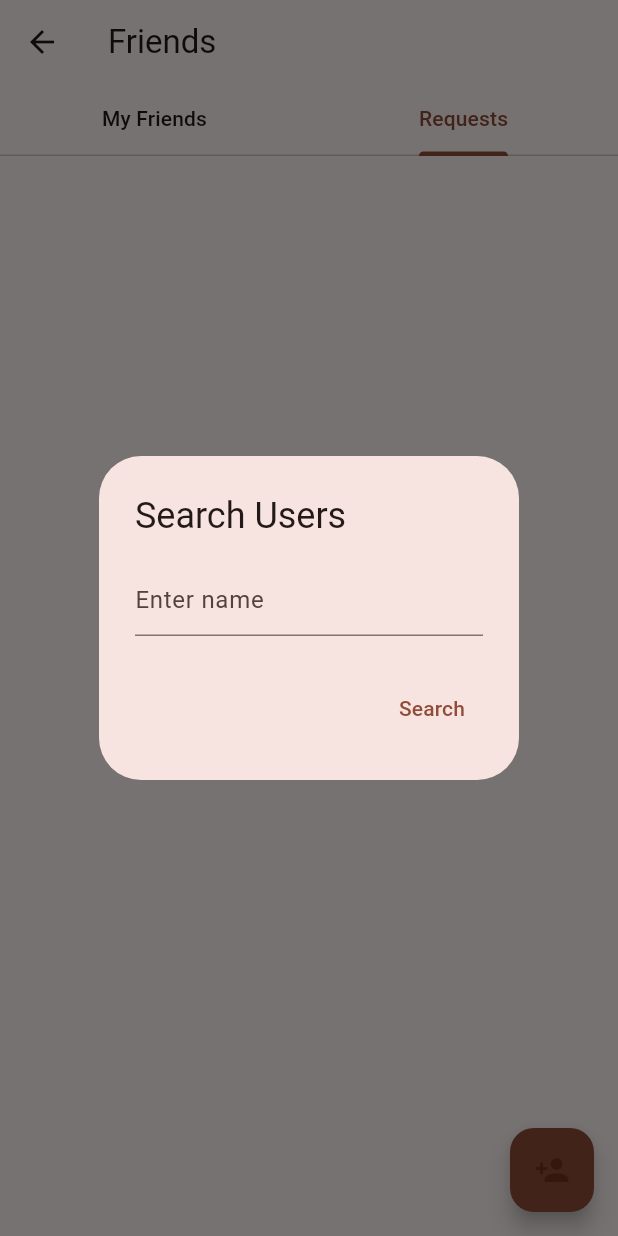
After one commit to JesseGauntlet/nomable, a Flutter app: the FriendsScreen screen opened directly, tab 2 chosen, after a tap on the "person add" icon, on a phone screen of 412 x 824 dp. The commit adds this screen. Run offline on Flutter 3.47's test engine with Material 3 defaults, Android fonts, the phone set to English and light mode, and no system bars; our stand-ins replace cloud_firestore, firebase_auth, firebase_core, firebase_storage, image_picker, video_player; accounts and stored records are empty; network calls fail.

Commit message:
initial friends list

```diff
--- /dev/null
+++ b/flutter_app/lib/screens/friends_screen.dart
@@ -0,0 +1,394 @@
+import 'package:flutter/material.dart';
+import 'package:cloud_firestore/cloud_firestore.dart';
+import 'package:firebase_auth/firebase_auth.dart';
+
+// FriendsScreen widget implements the friends list, pending friend requests,
+// and a search functionality to add new friends.
+// We are using Firestore subcollections 'friends' (for accepted friends) and 'friend_requests' (for pending requests).
+
+class FriendsScreen extends StatefulWidget {
+  const FriendsScreen({Key? key}) : super(key: key);
+
+  @override
+  _FriendsScreenState createState() => _FriendsScreenState();
+}
+
+class _FriendsScreenState extends State<FriendsScreen>
+    with SingleTickerProviderStateMixin {
+  late TabController _tabController;
+  final TextEditingController _searchController = TextEditingController();
+
+  // Get current user from FirebaseAuth
+  final User? currentUser = FirebaseAuth.instance.currentUser;
+
+  @override
+  void initState() {
+    super.initState();
+    // Initialize the TabController with 2 tabs: Friends and Requests
+    _tabController = TabController(length: 2, vsync: this);
+  }
+
+  @override
+  void dispose() {
+    _tabController.dispose();
+    _searchController.dispose();
+    super.dispose();
+  }
+
+  // Method to send a friend request to a user
+  Future<void> _sendFriendRequest(String targetUserId, String targetUserName,
+      String? targetProfileUrl) async {
+    if (currentUser == null) return;
+    // We add a friend request document in the target user's 'friend_requests' subcollection.
+    // Using currentUser.uid as the document id to avoid duplicate requests
+    await FirebaseFirestore.instance
+        .collection('users')
+        .doc(targetUserId)
+        .collection('friend_requests')
+        .doc(currentUser!.uid)
+        .set({
+      'requestorId': currentUser!.uid,
+      'requestorName': currentUser!.displayName ?? 'Anonymous',
+      'requestorProfilePictureUrl': currentUser!.photoURL ?? '',
+      'requestedAt': FieldValue.serverTimestamp(),
+    });
+    // Show confirmation
+    ScaffoldMessenger.of(context).showSnackBar(
+      const SnackBar(content: Text('Friend request sent')),
+    );
+  }
+
+  // Accept a friend request
+  Future<void> _acceptFriendRequest(String requestorId, String requestorName,
+      String? requestorProfileUrl) async {
+    if (currentUser == null) return;
+    WriteBatch batch = FirebaseFirestore.instance.batch();
+
+    // Add the requestor to current user's 'friends' subcollection
+    DocumentReference myFriendRef = FirebaseFirestore.instance
+        .collection('users')
+        .doc(currentUser!.uid)
+        .collection('friends')
+        .doc(requestorId);
+    batch.set(myFriendRef, {
+      'friendId': requestorId,
+      'friendName': requestorName,
+      'friendProfilePictureUrl': requestorProfileUrl ?? '',
+      'addedAt': FieldValue.serverTimestamp(),
+    });
+
+    // (Optional) Add current user to requestor's 'friends' subcollection for reciprocity
+    DocumentReference theirFriendRef = FirebaseFirestore.instance
+        .collection('users')
+        .doc(requestorId)
+        .collection('friends')
+        .doc(currentUser!.uid);
+    batch.set(theirFriendRef, {
+      'friendId': currentUser!.uid,
+      'friendName': currentUser!.displayName ?? 'Anonymous',
+      'friendProfilePictureUrl': currentUser!.photoURL ?? '',
+      'addedAt': FieldValue.serverTimestamp(),
+    });
+
+    // Remove the friend request from current user's 'friend_requests' subcollection
+    DocumentReference requestRef = FirebaseFirestore.instance
+        .collection('users')
+        .doc(currentUser!.uid)
+        .collection('friend_requests')
+        .doc(requestorId);
+    batch.delete(requestRef);
+
+    await batch.commit();
+
+    // Show confirmation
+    ScaffoldMessenger.of(context).showSnackBar(
+      const SnackBar(content: Text('Friend request accepted')),
+    );
+  }
+
+  // Reject a friend request by simply deleting it from the subcollection
+  Future<void> _rejectFriendRequest(String requestorId) async {
+    if (currentUser == null) return;
+    await FirebaseFirestore.instance
+        .collection('users')
+        .doc(currentUser!.uid)
+        .collection('friend_requests')
+        .doc(requestorId)
+        .delete();
+
+    // Show confirmation
+    ScaffoldMessenger.of(context).showSnackBar(
+      const SnackBar(content: Text('Friend request rejected')),
+    );
+  }
+
+  // Method to build the UI for the list of friends
+  Widget _buildFriendsList() {
+    if (currentUser == null) {
+      return const Center(child: Text('User not logged in'));
+    }
+    // Listen to the 'friends' subcollection for the current user
+    return StreamBuilder<QuerySnapshot>(
+      stream: FirebaseFirestore.instance
+          .collection('users')
+          .doc(currentUser!.uid)
+          .collection('friends')
+          .orderBy('friendName')
+          .snapshots(),
+      builder: (context, snapshot) {
+        if (snapshot.hasError) {
+          return const Center(child: Text('Error loading friends'));
+        }
+        if (snapshot.connectionState == ConnectionState.waiting) {
+          return const Center(child: CircularProgressIndicator());
+        }
+        final friendsDocs = snapshot.data?.docs ?? [];
+        if (friendsDocs.isEmpty) {
+          return const Center(child: Text('No friends yet'));
+        }
+        return ListView.builder(
+          itemCount: friendsDocs.length,
+          itemBuilder: (context, index) {
+            var friendData = friendsDocs[index].data() as Map<String, dynamic>;
+            return ListTile(
+              leading: CircleAvatar(
+                backgroundImage: friendData['friendProfilePictureUrl'] != ''
+                    ? NetworkImage(friendData['friendProfilePictureUrl'])
+                    : null,
+                child: friendData['friendProfilePictureUrl'] == ''
+                    ? const Icon(Icons.person)
+                    : null,
+              ),
+              title: Text(friendData['friendName'] ?? 'No Name'),
+              // More actions can be added here if needed
+            );
+          },
+        );
+      },
+    );
+  }
+
+  // Build the UI for pending friend requests
+  Widget _buildFriendRequests() {
+    if (currentUser == null) {
+      return const Center(child: Text('User not logged in'));
+    }
+    // Listen to the 'friend_requests' subcollection for the current user
+    return StreamBuilder<QuerySnapshot>(
+      stream: FirebaseFirestore.instance
+          .collection('users')
+          .doc(currentUser!.uid)
+          .collection('friend_requests')
+          .orderBy('requestedAt', descending: true)
+          .snapshots(),
+      builder: (context, snapshot) {
+        if (snapshot.hasError) {
+          return const Center(child: Text('Error loading friend requests'));
+        }
+        if (snapshot.connectionState == ConnectionState.waiting) {
+          return const Center(child: CircularProgressIndicator());
+        }
+        final requestDocs = snapshot.data?.docs ?? [];
+        if (requestDocs.isEmpty) {
+          return const Center(child: Text('No pending friend requests'));
+        }
+        return ListView.builder(
+          itemCount: requestDocs.length,
+          itemBuilder: (context, index) {
+            var requestData = requestDocs[index].data() as Map<String, dynamic>;
+            String requestorId = requestData['requestorId'] ?? '';
+            String requestorName = requestData['requestorName'] ?? 'No Name';
+            String? requestorProfileUrl =
+                requestData['requestorProfilePictureUrl'];
+            return ListTile(
+              leading: CircleAvatar(
+                backgroundImage:
+                    requestorProfileUrl != null && requestorProfileUrl != ''
+                        ? NetworkImage(requestorProfileUrl)
+                        : null,
+                child: requestorProfileUrl == null || requestorProfileUrl == ''
+                    ? const Icon(Icons.person)
+                    : null,
+              ),
+              title: Text(requestorName),
+              subtitle: const Text('wants to be your friend'),
+              trailing: Row(
+                mainAxisSize: MainAxisSize.min,
+                children: [
+                  IconButton(
+                    icon: const Icon(Icons.check, color: Colors.green),
+                    tooltip: 'Accept',
+                    onPressed: () => _acceptFriendRequest(
+                        requestorId, requestorName, requestorProfileUrl),
+                  ),
+                  IconButton(
+                    icon: const Icon(Icons.close, color: Colors.red),
+                    tooltip: 'Reject',
+                    onPressed: () => _rejectFriendRequest(requestorId),
+                  ),
+                ],
+              ),
+            );
+          },
+        );
+      },
+    );
+  }
+
+  // Show a dialog to search for new friends by name
+  void _showSearchDialog() {
+    showDialog(
+      context: context,
+      builder: (context) {
+        String searchQuery = '';
+        return AlertDialog(
+          title: const Text('Search Users'),
+          content: TextField(
+            controller: _searchController,
+            decoration: const InputDecoration(hintText: 'Enter name'),
+            onChanged: (value) {
+              searchQuery = value.trim();
+            },
+          ),
+          actions: [
+            TextButton(
+              onPressed: () async {
+                // Close the dialog after search
+                Navigator.of(context).pop();
+                // Trigger search and show results in a new screen/dialog
+                await Navigator.of(context).push(
+                  MaterialPageRoute(
+                      builder: (context) =>
+                          SearchResultsScreen(searchQuery: searchQuery)),
+                );
+                _searchController.clear();
+              },
+              child: const Text('Search'),
+            ),
+          ],
+        );
+      },
+    );
+  }
+
+  @override
+  Widget build(BuildContext context) {
+    return Scaffold(
+      appBar: AppBar(
+        title: const Text('Friends'),
+        backgroundColor: Theme.of(context).colorScheme.surface,
+        bottom: TabBar(
+          controller: _tabController,
+          indicatorColor: Theme.of(context).colorScheme.primary,
+          labelColor: Theme.of(context).colorScheme.primary,
+          unselectedLabelColor: Theme.of(context).colorScheme.onSurface,
+          tabs: const [
+            Tab(text: 'My Friends'),
+            Tab(text: 'Requests'),
+          ],
+        ),
+      ),
+      body: TabBarView(
+        controller: _tabController,
+        children: [
+          _buildFriendsList(),
+          _buildFriendRequests(),
+        ],
+      ),
+      floatingActionButton: FloatingActionButton(
+        onPressed: _showSearchDialog,
+        backgroundColor: Theme.of(context).colorScheme.primary,
+        child: const Icon(Icons.person_add),
+        tooltip: 'Search and add friends',
+      ),
+    );
+  }
+}
+
+// This screen shows search results for users matching the search query.
+// It queries the 'users' collection in Firestore.
+class SearchResultsScreen extends StatelessWidget {
+  final String searchQuery;
+  final User? currentUser = FirebaseAuth.instance.currentUser;
+
+  SearchResultsScreen({Key? key, required this.searchQuery}) : super(key: key);
+
+  @override
+  Widget build(BuildContext context) {
+    // Query the 'users' collection with a case-insensitive contains match
+    // Convert the search query to lowercase for case-insensitive comparison
+    Query userQuery = FirebaseFirestore.instance
+        .collection('users')
+        .orderBy('username')
+        .startAt([searchQuery.toLowerCase()]).endAt(
+            [searchQuery.toLowerCase() + '\uf8ff']);
+
+    return Scaffold(
+      appBar: AppBar(
+        title: const Text('Search Results'),
+        backgroundColor: Theme.of(context).colorScheme.surface,
+      ),
+      body: StreamBuilder<QuerySnapshot>(
+        stream: userQuery.snapshots(),
+        builder: (context, snapshot) {
+          if (snapshot.hasError) {
+            return const Center(child: Text('Error searching users'));
+          }
+          if (snapshot.connectionState == ConnectionState.waiting) {
+            return const Center(child: CircularProgressIndicator());
+          }
+          final results = snapshot.data?.docs ?? [];
+          // Filter out the current user from results
+          final filteredResults =
+              results.where((doc) => doc.id != currentUser?.uid).toList();
+          if (filteredResults.isEmpty) {
+            return const Center(child: Text('No users found'));
+          }
+          return ListView.builder(
+            itemCount: filteredResults.length,
+            itemBuilder: (context, index) {
+              var userData =
+                  filteredResults[index].data() as Map<String, dynamic>;
+              String userId = filteredResults[index].id;
+              String username = userData['username'] ?? 'No Name';
+              String? profileUrl = userData['profilePictureUrl'];
+              return ListTile(
+                leading: CircleAvatar(
+                  backgroundImage: profileUrl != null && profileUrl != ''
+                      ? NetworkImage(profileUrl)
+                      : null,
+                  child: (profileUrl == null || profileUrl == '')
+                      ? const Icon(Icons.person)
+                      : null,
+                ),
+                title: Text(username),
+                trailing: ElevatedButton(
+                  onPressed: () async {
+                    // On pressing add, send a friend request
+                    // We use the _sendFriendRequest method from FriendsScreen,
+                    // but for simplicity we call it directly here.
+                    await FirebaseFirestore.instance
+                        .collection('users')
+                        .doc(userId)
+                        .collection('friend_requests')
+                        .doc(currentUser!.uid)
+                        .set({
+                      'requestorId': currentUser!.uid,
+                      'requestorName': currentUser!.displayName ?? 'Anonymous',
+                      'requestorProfilePictureUrl': currentUser!.photoURL ?? '',
+                      'requestedAt': FieldValue.serverTimestamp(),
+                    });
+                    ScaffoldMessenger.of(context).showSnackBar(
+                      const SnackBar(content: Text('Friend request sent')),
+                    );
+                  },
+                  child: const Text('Add'),
+                ),
+              );
+            },
+          );
+        },
+      ),
+    );
+  }
+}
```
Also changed, not shown: flutter_app/lib/main.dart (+9 -0 lines).
